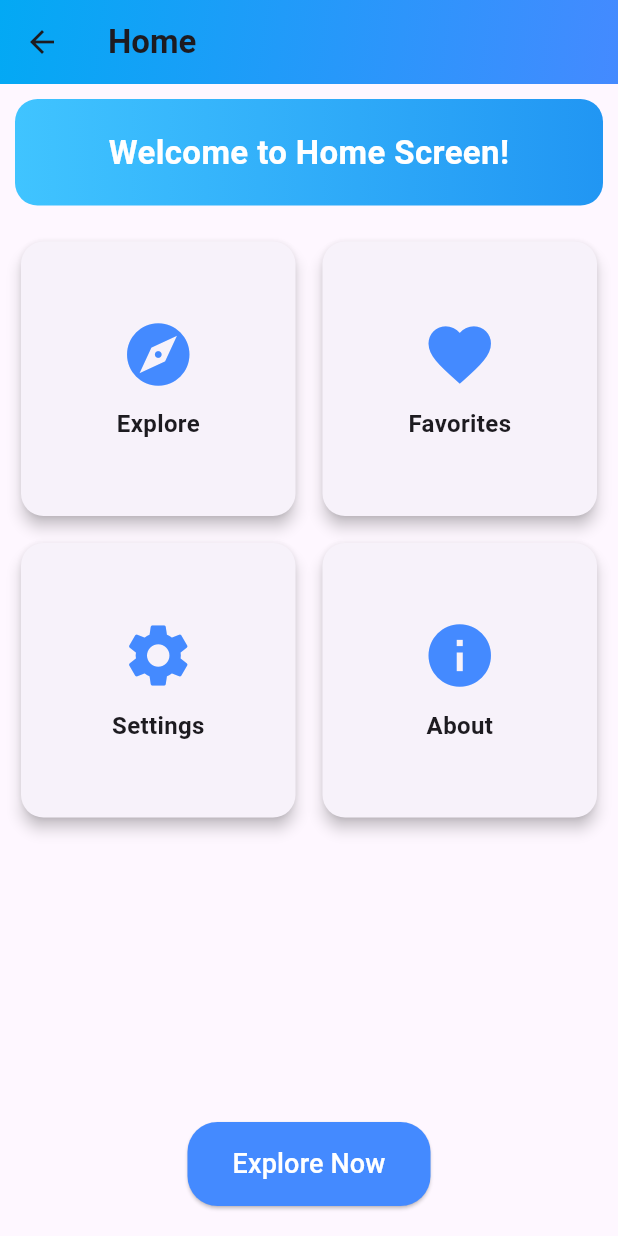
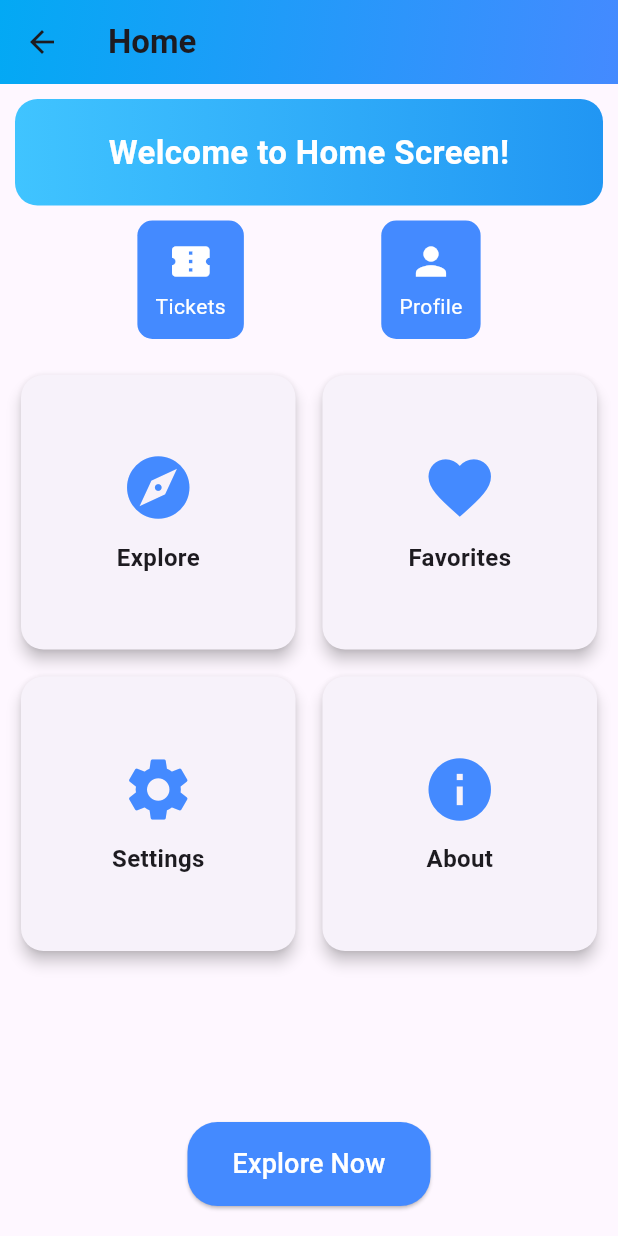
Before and after one commit to haqi2626/tiket-wisata, a Flutter app: the HomeScreen screen opened directly, on a phone screen of 412 x 824 dp. Run offline on Flutter 3.47's test engine with Material 3 defaults, Android fonts, the light colour scheme and no system bars.

Commit message:
Update fitur HomePage

```diff
--- a/lib/main.dart
+++ b/lib/main.dart
@@ -2,6 +2,7 @@ import 'package:flutter/material.dart';
 import 'package:tiket_wisata/screens/splash_screen.dart';
 import 'package:tiket_wisata/screens/login_screen.dart';
 import 'package:tiket_wisata/screens/home_screen.dart';
+import 'package:tiket_wisata/screens/main_page.dart';
 
 void main() {
   runApp(const MyApp());
--- a/lib/screens/home_screen.dart
+++ b/lib/screens/home_screen.dart
@@ -1,4 +1,5 @@
 import 'package:flutter/material.dart';
+import 'main_page.dart'; // Import DummyPage
 
 class HomeScreen extends StatelessWidget {
   const HomeScreen({Key? key}) : super(key: key);
@@ -7,10 +8,7 @@ class HomeScreen extends StatelessWidget {
   Widget build(BuildContext context) {
     return Scaffold(
       appBar: AppBar(
-        title: const Text(
-          "Home",
-          style: TextStyle(fontWeight: FontWeight.bold),
-        ),
+        title: const Text("Home", style: TextStyle(fontWeight: FontWeight.bold)),
         flexibleSpace: Container(
           decoration: const BoxDecoration(
             gradient: LinearGradient(
@@ -29,21 +27,44 @@ class HomeScreen extends StatelessWidget {
             padding: const EdgeInsets.all(20),
             margin: const EdgeInsets.all(10),
             decoration: BoxDecoration(
-              gradient: LinearGradient(
-                colors: [Colors.lightBlueAccent, Colors.blue],
-              ),
+              gradient: LinearGradient(colors: [Colors.lightBlueAccent, Colors.blue]),
               borderRadius: BorderRadius.circular(15),
             ),
             child: const Text(
               "Welcome to Home Screen!",
-              style: TextStyle(
-                fontSize: 22,
-                fontWeight: FontWeight.bold,
-                color: Colors.white,
-              ),
+              style: TextStyle(fontSize: 22, fontWeight: FontWeight.bold, color: Colors.white),
               textAlign: TextAlign.center,
             ),
           ),
+
+          // Manual NavItem
+          Row(
+            mainAxisAlignment: MainAxisAlignment.spaceEvenly,
+            children: [
+              NavItem(
+                title: "Tickets",
+                icon: Icons.confirmation_number,
+                onTap: () {
+                  Navigator.push(
+                    context,
+                    MaterialPageRoute(builder: (context) => DummyPage(title: "Tickets Page")),
+                  );
+                },
+              ),
+              NavItem(
+                title: "Profile",
+                icon: Icons.person,
+                onTap: () {
+                  Navigator.push(
+                    context,
+                    MaterialPageRoute(builder: (context) => DummyPage(title: "Profile Page")),
+                  );
+                },
+              ),
+            ],
+          ),
+
+          const SizedBox(height: 10),
 
           // Grid Menu
           Expanded(
@@ -73,10 +94,7 @@ class HomeScreen extends StatelessWidget {
                 ),
                 backgroundColor: Colors.blueAccent,
               ),
-              child: const Text(
-                "Explore Now",
-                style: TextStyle(fontSize: 18, color: Colors.white),
-              ),
+              child: const Text("Explore Now", style: TextStyle(fontSize: 18, color: Colors.white)),
             ),
           ),
         ],
@@ -103,3 +121,33 @@ class HomeScreen extends StatelessWidget {
     );
   }
 }
+
+// NavItem sebagai Widget Reusable
+class NavItem extends StatelessWidget {
+  final String title;
+  final IconData icon;
+  final VoidCallback onTap;
+
+  const NavItem({required this.title, required this.icon, required this.onTap, Key? key}) : super(key: key);
+
+  @override
+  Widget build(BuildContext context) {
+    return GestureDetector(
+      onTap: onTap,
+      child: Container(
+        padding: const EdgeInsets.all(12),
+        decoration: BoxDecoration(
+          color: Colors.blueAccent,
+          borderRadius: BorderRadius.circular(10),
+        ),
+        child: Column(
+          children: [
+            Icon(icon, size: 30, color: Colors.white),
+            const SizedBox(height: 5),
+            Text(title, style: const TextStyle(color: Colors.white)),
+          ],
+        ),
+      ),
+    );
+  }
+}
--- /dev/null
+++ b/lib/widgets/nav_item.dart
@@ -0,0 +1,31 @@
+import 'package:flutter/material.dart';
+
+class NavItem extends StatelessWidget {
+  final String title;
+  final VoidCallback onTap;
+
+  const NavItem({
+    required this.title,
+    required this.onTap,
+    Key? key,
+  }) : super(key: key);
+
+  @override
+  Widget build(BuildContext context) {
+    return GestureDetector(
+      onTap: onTap,
+      child: Container(
+        padding: EdgeInsets.all(16),
+        margin: EdgeInsets.symmetric(vertical: 8, horizontal: 16),
+        decoration: BoxDecoration(
+          color: Colors.blue,
+          borderRadius: BorderRadius.circular(10),
+        ),
+        child: Text(
+          title,
+          style: TextStyle(color: Colors.white),
+        ),
+      ),
+    );
+  }
+}
```
Also changed, not shown: lib/screens/main_page.dart (added, +53 -0 lines).
